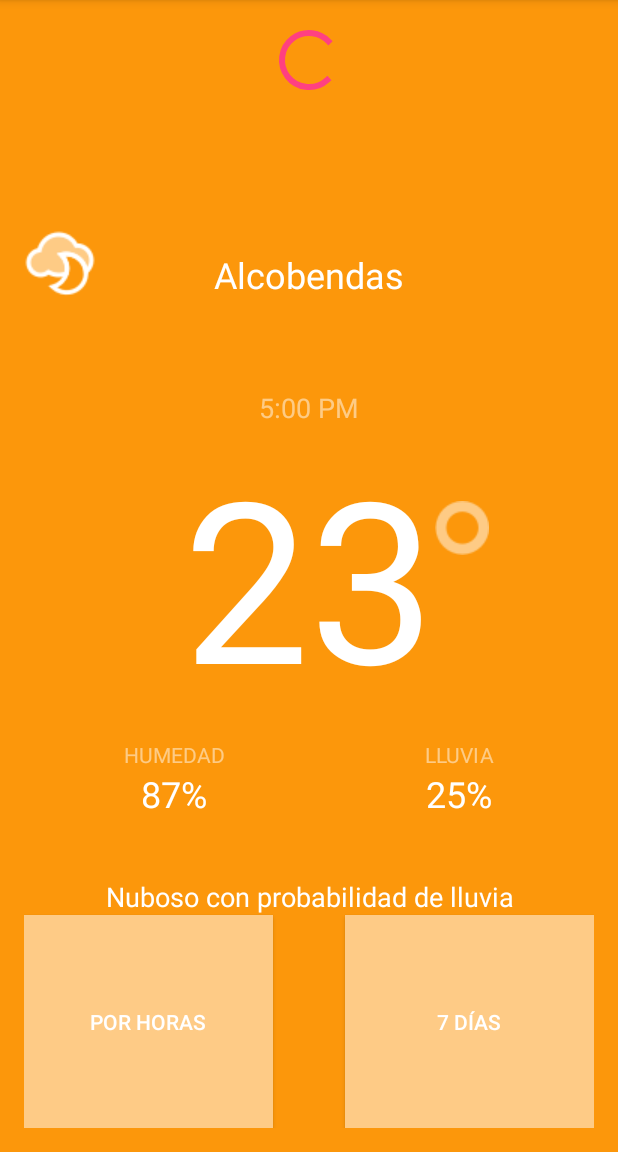
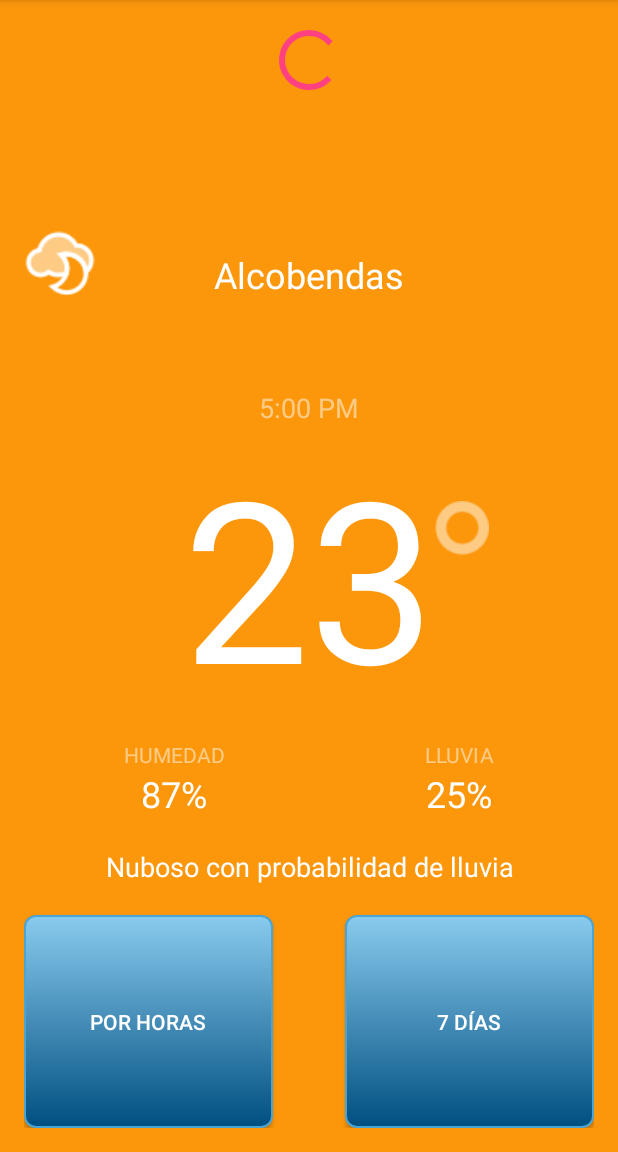
Before and after one commit to MunozVictor/TiempoApp, an Android app: the screen it shows after launch (MainActivity), on a phone screen of 412 x 824 dp, the part 84-1236 px from its top. Run offline under Robolectric (Android 15) with nearby library versions, the phone set to English and light mode, and no system bars; libraries missing offline, so code that uses them is left out: com.squareup.okhttp; 4 statements that could not run were skipped.

Commit message:
botones con colores

```diff
--- a/app/src/main/java/com/example/vicapps/tiempoapp/Adapters/DayAdapter.java
+++ b/app/src/main/java/com/example/vicapps/tiempoapp/Adapters/DayAdapter.java
@@ -62,6 +62,9 @@ public class DayAdapter extends BaseAdapter {
 
         if(position==0){
             holder.dayLabel.setText("HOY");
+
+        }else if(position==1){
+            holder.dayLabel.setText("MAÑANA");
         }else{
             holder.dayLabel.setText((arrayDay[position].getDayofWeek()).toUpperCase());
         }
--- /dev/null
+++ b/app/src/main/res/drawable/button.xml
@@ -0,0 +1,37 @@
+<?xml version="1.0" encoding="utf-8"?>
+<selector xmlns:android="http://schemas.android.com/apk/res/android">
+    <item android:state_pressed="true" >
+        <shape>
+            <solid
+                android:color="#004F81" />
+            <stroke
+                android:width="1dp"
+                android:color="#222222" />
+            <corners
+                android:radius="7dp" />
+            <padding
+                android:left="10dp"
+                android:top="10dp"
+                android:right="10dp"
+                android:bottom="10dp" />
+        </shape>
+    </item>
+    <item>
+        <shape>
+            <gradient
+                android:startColor="#89cbee"
+                android:endColor="#004F81"
+                android:angle="270" />
+            <stroke
+                android:width="1dp"
+                android:color="#4aa5d4" />
+            <corners
+                android:radius="7dp" />
+            <padding
+                android:left="10dp"
+                android:top="10dp"
+                android:right="10dp"
+                android:bottom="10dp" />
+        </shape>
+    </item>
+</selector>
--- a/app/src/main/res/layout/activity_main.xml
+++ b/app/src/main/res/layout/activity_main.xml
@@ -117,7 +117,8 @@
         android:id="@+id/summaryLabel"
         android:layout_below="@+id/linearLayout"
         android:layout_centerHorizontal="true"
-        android:layout_marginTop="40dp"
+        android:layout_marginTop="20dp"
+        android:layout_marginBottom="20dp"
         android:textColor="@android:color/white"
         android:textSize="18dp"
         android:gravity="center_horizontal"/>
@@ -146,13 +147,15 @@
         android:layout_height="wrap_content"
         android:text="POR HORAS"
         android:id="@+id/btnHoras"
+
         android:layout_below="@+id/summaryLabel"
         android:layout_alignParentLeft="true"
         android:layout_alignParentStart="true"
         android:layout_toLeftOf="@+id/imageRefresh"
         android:layout_toStartOf="@+id/imageRefresh"
         android:layout_alignParentBottom="true"
-        android:background="#fecb86"
+        android:background="@drawable/button"
+
         android:textColor="#ffffff" />
 
     <Button
@@ -167,7 +170,7 @@
         android:layout_toEndOf="@+id/imageRefresh"
         android:id="@+id/btnDias"
         android:layout_alignParentBottom="true"
-        android:background="#fecb86"
+        android:background="@drawable/button"
         android:onClick="startDailyActivty"
         android:textColor="#ffffff" />
 
--- a/app/src/main/res/layout/daily_list_item.xml
+++ b/app/src/main/res/layout/daily_list_item.xml
@@ -2,9 +2,9 @@
 <RelativeLayout xmlns:android="http://schemas.android.com/apk/res/android"
     android:layout_width="match_parent" android:paddingLeft="64dp"
     android:paddingRight="32dp"
-    android:paddingTop="4dp"
-    android:paddingBottom="4dp"
-    android:background="#fecb86"
+    android:paddingTop="12dp"
+    android:paddingBottom="12dp"
+    android:background="#fffc970b"
     android:layout_height="match_parent">
 
     <ImageView
```
